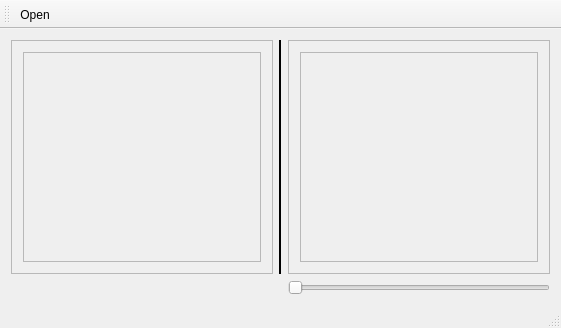
adrogolyub/LocalContrast, file mainwindow.ui: the form before one commit.
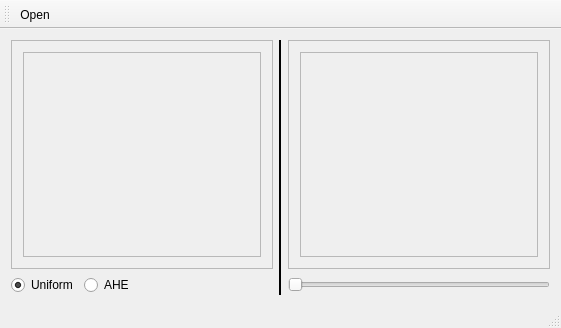
The form after the commit. Icons and pictures are not drawn.

Commit message: Added uniform histogram equalization

The edit to the form file:
```diff
--- a/mainwindow.ui
+++ b/mainwindow.ui
@@ -56,7 +56,7 @@
               <x>0</x>
               <y>0</y>
               <width>241</width>
-              <height>207</height>
+              <height>204</height>
              </rect>
             </property>
             <layout class="QVBoxLayout" name="verticalLayout_4">
@@ -86,19 +86,6 @@
         </layout>
        </widget>
       </item>
-      <item row="0" column="1">
-       <widget class="Line" name="line">
-        <property name="frameShadow">
-         <enum>QFrame::Plain</enum>
-        </property>
-        <property name="lineWidth">
-         <number>2</number>
-        </property>
-        <property name="orientation">
-         <enum>Qt::Vertical</enum>
-        </property>
-       </widget>
-      </item>
       <item row="0" column="2">
        <widget class="QFrame" name="rightFrame">
         <property name="sizePolicy">
@@ -128,7 +115,7 @@
               <x>0</x>
               <y>0</y>
               <width>241</width>
-              <height>207</height>
+              <height>204</height>
              </rect>
             </property>
             <layout class="QHBoxLayout" name="horizontalLayout">
@@ -165,6 +152,53 @@
         </property>
        </widget>
       </item>
+      <item row="0" column="1" rowspan="2">
+       <widget class="Line" name="line">
+        <property name="frameShadow">
+         <enum>QFrame::Plain</enum>
+        </property>
+        <property name="lineWidth">
+         <number>2</number>
+        </property>
+        <property name="orientation">
+         <enum>Qt::Vertical</enum>
+        </property>
+       </widget>
+      </item>
+      <item row="1" column="0">
+       <layout class="QHBoxLayout" name="horizontalLayout_2">
+        <item>
+         <widget class="QRadioButton" name="rbUniform">
+          <property name="text">
+           <string>Uniform</string>
+          </property>
+          <property name="checked">
+           <bool>true</bool>
+          </property>
+         </widget>
+        </item>
+        <item>
+         <widget class="QRadioButton" name="rbAHE">
+          <property name="text">
+           <string>AHE</string>
+          </property>
+         </widget>
+        </item>
+        <item>
+         <spacer name="horizontalSpacer">
+          <property name="orientation">
+           <enum>Qt::Horizontal</enum>
+          </property>
+          <property name="sizeHint" stdset="0">
+           <size>
+            <width>40</width>
+            <height>20</height>
+           </size>
+          </property>
+         </spacer>
+        </item>
+       </layout>
+      </item>
      </layout>
     </item>
    </layout>
```
The commit also changes 5 other files.
